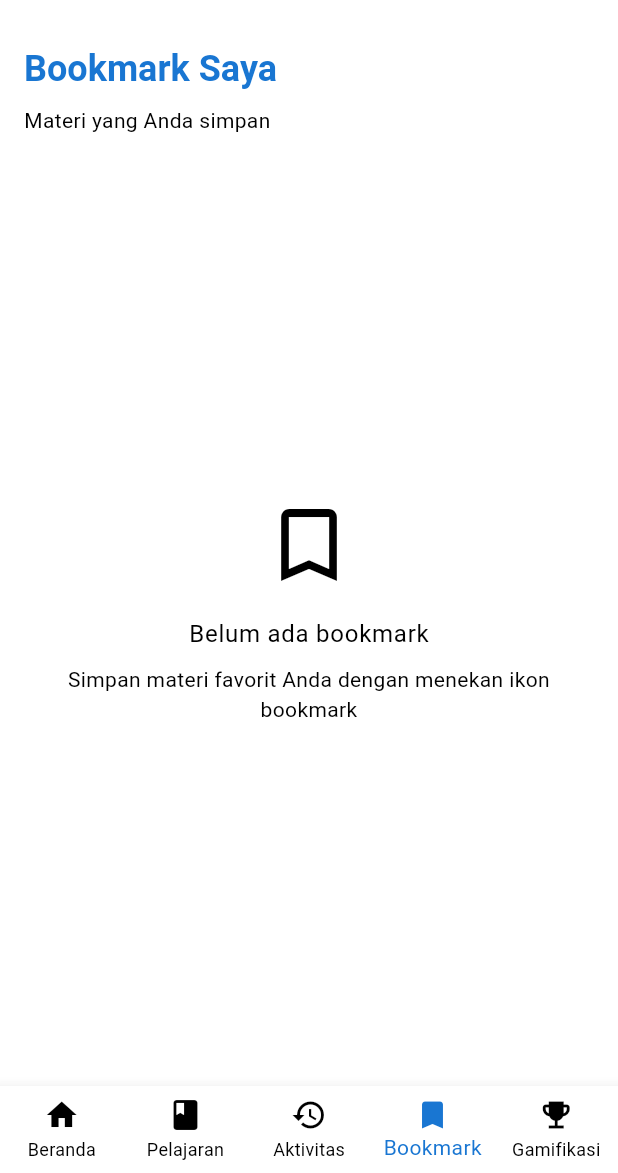
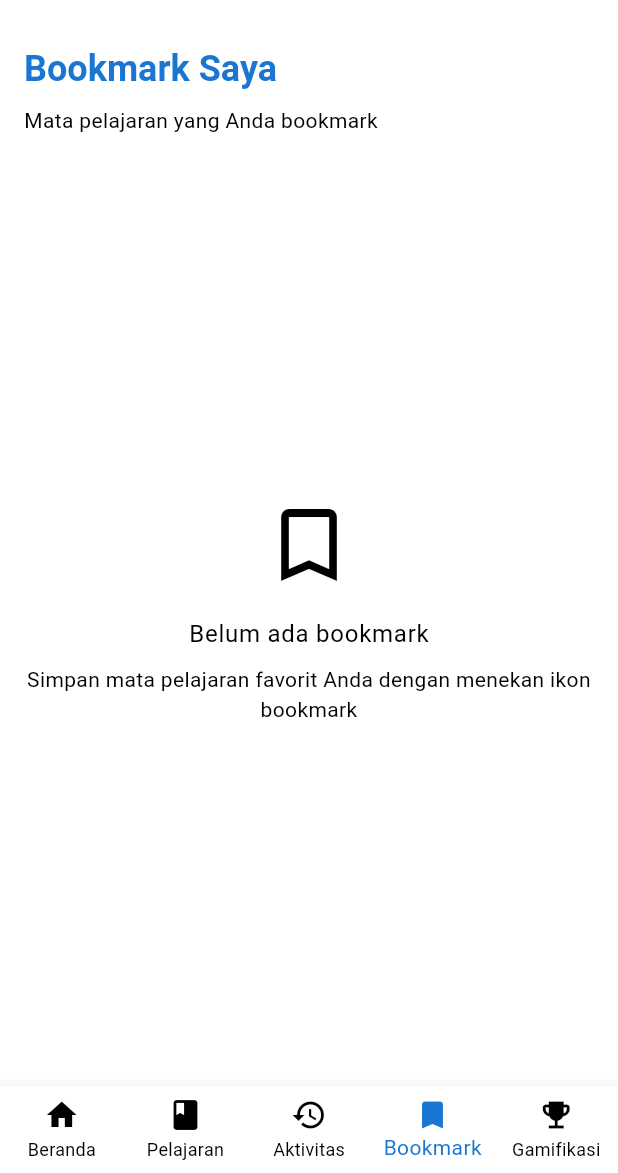
Before and after one commit to Yofaa123/Smart-Cashier-Mobile, a Flutter app: the MainScreen screen opened directly, item 4 of the bottom bar chosen, on a phone screen of 412 x 824 dp, the part 63-1236 px from its top. Run offline on Flutter 3.47's test engine with Material 3 defaults, Android fonts, the light colour scheme and no system bars; our stand-ins replace flutter_local_notifications, shared_preferences, timezone; accounts and stored records are empty; network calls fail.

Commit message:
memperbaiki bookmark di kategori pelajaran

```diff
--- a/lib/main.dart
+++ b/lib/main.dart
@@ -6,6 +6,7 @@ import 'providers/progress_provider.dart';
 import 'providers/lesson_provider.dart';
 import 'providers/theme_provider.dart';
 import 'providers/favorite_provider.dart';
+import 'providers/bookmark_provider.dart';
 import 'providers/gamification_provider.dart';
 import 'providers/navigation_provider.dart';
 import 'pages/login_page.dart';
@@ -28,6 +29,7 @@ class MyApp extends StatelessWidget {
         ChangeNotifierProvider(create: (_) => LessonProvider()),
         ChangeNotifierProvider(create: (_) => ThemeProvider()),
         ChangeNotifierProvider(create: (_) => FavoriteProvider()),
+        ChangeNotifierProvider(create: (_) => BookmarkProvider()),
         ChangeNotifierProvider(create: (_) => GamificationProvider()),
         ChangeNotifierProvider(create: (_) => NavigationProvider()),
       ],
--- /dev/null
+++ b/lib/models/subject.dart
@@ -0,0 +1,23 @@
+class SubjectModel {
+  final int id;
+  final String name;
+  final String description;
+
+  SubjectModel({
+    required this.id,
+    required this.name,
+    required this.description,
+  });
+
+  factory SubjectModel.fromJson(Map<String, dynamic> json) {
+    return SubjectModel(
+      id: json['id'],
+      name: json['name'],
+      description: json['description'],
+    );
+  }
+
+  Map<String, dynamic> toJson() {
+    return {'id': id, 'name': name, 'description': description};
+  }
+}
--- a/lib/pages/favorite_page.dart
+++ b/lib/pages/favorite_page.dart
@@ -1,7 +1,7 @@
 import 'package:flutter/material.dart';
 import 'package:provider/provider.dart';
-import '../providers/favorite_provider.dart';
-import 'lesson_detail_page.dart';
+import '../providers/bookmark_provider.dart';
+import 'lessons_page.dart';
 
 class FavoritePage extends StatefulWidget {
   const FavoritePage({super.key});
@@ -12,15 +12,10 @@ class FavoritePage extends StatefulWidget {
 
 class _FavoritePageState extends State<FavoritePage> {
   @override
-  void initState() {
-    super.initState();
-    WidgetsBinding.instance.addPostFrameCallback((_) {
-      context.read<FavoriteProvider>().fetchFavorites();
-    });
-  }
+  Widget build(BuildContext context) {
+    final bookmarkProvider = context.watch<BookmarkProvider>();
+    final bookmarks = bookmarkProvider.items;
 
-  @override
-  Widget build(BuildContext context) {
     return SafeArea(
       child: Padding(
         padding: const EdgeInsets.all(16.0),
@@ -36,23 +31,15 @@ class _FavoritePageState extends State<FavoritePage> {
             ),
             const SizedBox(height: 8),
             Text(
-              'Materi yang Anda simpan',
+              'Mata pelajaran yang Anda bookmark',
               style: Theme.of(context).textTheme.bodyMedium?.copyWith(
                 color: Theme.of(context).colorScheme.onSurfaceVariant,
               ),
             ),
             const SizedBox(height: 16),
             Expanded(
-              child: Consumer<FavoriteProvider>(
-                builder: (context, favoriteProvider, _) {
-                  if (favoriteProvider.isLoading) {
-                    return const Center(child: CircularProgressIndicator());
-                  }
-
-                  final favorites = favoriteProvider.favorites;
-
-                  if (favorites.isEmpty) {
-                    return Center(
+              child: bookmarks.isEmpty
+                  ? Center(
                       child: Column(
                         mainAxisAlignment: MainAxisAlignment.center,
                         children: [
@@ -75,7 +62,7 @@ class _FavoritePageState extends State<FavoritePage> {
                           ),
                           const SizedBox(height: 8),
                           Text(
-                            'Simpan materi favorit Anda dengan menekan ikon bookmark',
+                            'Simpan mata pelajaran favorit Anda dengan menekan ikon bookmark',
                             style: Theme.of(context).textTheme.bodyMedium
                                 ?.copyWith(
                                   color: Theme.of(
@@ -86,13 +73,11 @@ class _FavoritePageState extends State<FavoritePage> {
                           ),
                         ],
                       ),
-                    );
-                  }
-
-                  return ListView.builder(
-                    itemCount: favorites.length,
+                    )
+                  : ListView.builder(
+                      itemCount: bookmarks.length,
                       itemBuilder: (context, index) {
-                      final lesson = favorites[index];
+                        final subject = bookmarks[index];
                         return Card(
                           elevation: 2,
                           margin: const EdgeInsets.only(bottom: 12),
@@ -111,7 +96,7 @@ class _FavoritePageState extends State<FavoritePage> {
                               ),
                             ),
                             title: Text(
-                            lesson['title'] ?? 'Pelajaran',
+                              subject.name,
                               style: Theme.of(context).textTheme.titleMedium
                                   ?.copyWith(fontWeight: FontWeight.bold),
                             ),
@@ -119,12 +104,12 @@ class _FavoritePageState extends State<FavoritePage> {
                               crossAxisAlignment: CrossAxisAlignment.start,
                               children: [
                                 Text(
-                                lesson['level'] ?? 'Level',
+                                  subject.description,
                                   style: Theme.of(context).textTheme.bodyMedium
                                       ?.copyWith(
                                         color: Theme.of(
                                           context,
-                                      ).colorScheme.primary,
+                                        ).colorScheme.onSurfaceVariant,
                                       ),
                                 ),
                                 const SizedBox(height: 4),
@@ -140,7 +125,9 @@ class _FavoritePageState extends State<FavoritePage> {
                                     const SizedBox(width: 4),
                                     Text(
                                       'Disimpan',
-                                    style: Theme.of(context).textTheme.bodySmall
+                                      style: Theme.of(context)
+                                          .textTheme
+                                          .bodySmall
                                           ?.copyWith(
                                             color: Theme.of(
                                               context,
@@ -156,20 +143,17 @@ class _FavoritePageState extends State<FavoritePage> {
                               color: Theme.of(
                                 context,
                               ).colorScheme.onSurfaceVariant,
-                            size: 16,
                             ),
                             onTap: () {
                               Navigator.push(
                                 context,
                                 MaterialPageRoute(
                                   builder: (_) =>
-                                    LessonDetailPage(lesson: lesson),
+                                      LessonsPage(subjectId: subject.id),
                                 ),
                               );
                             },
                           ),
-                      );
-                    },
                         );
                       },
                     ),
```
Also changed, not shown: lib/pages/subjects_page.dart (+54 -5 lines), lib/providers/bookmark_provider.dart (added, +22 -0 lines). Lines whose indentation alone changed are shown as unchanged.
